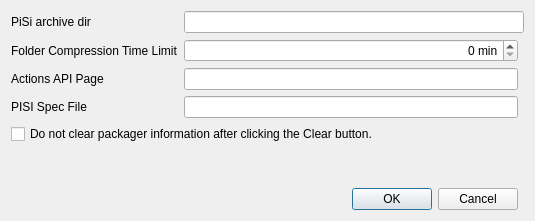
Old version of the form configurationdialog.ui in the repository huseyinkozan/PiSiDo.
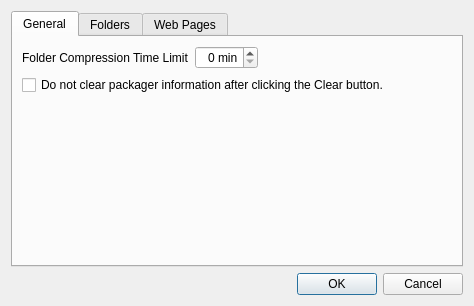
New version of the form.

Commit message: Some UI changes. Redesign Configuration Dialog. Added History tab. Added all supported Licenses. License, IsA, PartOf ComboBox values loading from resource file rather than embedding ui file. Correct some GUI object name. Pspec import process preperation.

```diff
--- a/configurationdialog.ui
+++ b/configurationdialog.ui
@@ -6,55 +6,32 @@
    <rect>
     <x>0</x>
     <y>0</y>
-    <width>535</width>
-    <height>221</height>
+    <width>474</width>
+    <height>306</height>
    </rect>
   </property>
   <property name="windowTitle">
    <string>Configuration</string>
   </property>
+  <layout class="QVBoxLayout" name="verticalLayout">
+   <item>
+    <widget class="QTabWidget" name="tabWidget">
+     <property name="currentIndex">
+      <number>0</number>
+     </property>
+     <widget class="QWidget" name="tab_1">
+      <attribute name="title">
+       <string>General</string>
+      </attribute>
   <layout class="QGridLayout" name="gridLayout">
    <item row="0" column="0">
-    <widget class="QLabel" name="lbl_pisi_archive_dir">
-     <property name="text">
-      <string>PiSi archive dir</string>
-     </property>
-    </widget>
-   </item>
-   <item row="0" column="1" colspan="2">
-    <widget class="QLineEdit" name="le_pisi_archive_dir"/>
-   </item>
-   <item row="6" column="0" colspan="2">
-    <widget class="QDialogButtonBox" name="buttonBox">
-     <property name="orientation">
-      <enum>Qt::Horizontal</enum>
-     </property>
-     <property name="standardButtons">
-      <set>QDialogButtonBox::Cancel|QDialogButtonBox::Ok</set>
-     </property>
-    </widget>
-   </item>
-   <item row="5" column="1">
-    <spacer name="verticalSpacer">
-     <property name="orientation">
-      <enum>Qt::Vertical</enum>
-     </property>
-     <property name="sizeHint" stdset="0">
-      <size>
-       <width>20</width>
-       <height>40</height>
-      </size>
-     </property>
-    </spacer>
-   </item>
-   <item row="1" column="0">
     <widget class="QLabel" name="lbl_folder_comp_time_limit">
      <property name="text">
       <string>Folder Compression Time Limit</string>
      </property>
     </widget>
    </item>
-   <item row="1" column="1">
+       <item row="0" column="1">
     <widget class="QSpinBox" name="sb_folder_comp_time_limit">
      <property name="alignment">
       <set>Qt::AlignRight|Qt::AlignTrailing|Qt::AlignVCenter</set>
@@ -64,30 +41,120 @@
      </property>
     </widget>
    </item>
+       <item row="1" column="0" colspan="3">
+        <widget class="QCheckBox" name="chk_not_clear_packager">
+         <property name="text">
+          <string>Do not clear packager information after clicking the Clear button.</string>
+         </property>
+        </widget>
+       </item>
    <item row="2" column="0">
+        <spacer name="verticalSpacer">
+         <property name="orientation">
+          <enum>Qt::Vertical</enum>
+         </property>
+         <property name="sizeHint" stdset="0">
+          <size>
+           <width>20</width>
+           <height>40</height>
+          </size>
+         </property>
+        </spacer>
+       </item>
+       <item row="0" column="2">
+        <spacer name="horizontalSpacer">
+         <property name="orientation">
+          <enum>Qt::Horizontal</enum>
+         </property>
+         <property name="sizeHint" stdset="0">
+          <size>
+           <width>40</width>
+           <height>20</height>
+          </size>
+         </property>
+        </spacer>
+       </item>
+      </layout>
+     </widget>
+     <widget class="QWidget" name="tab_2">
+      <attribute name="title">
+       <string>Folders</string>
+      </attribute>
+      <layout class="QGridLayout" name="gridLayout_2">
+       <item row="0" column="0">
+        <widget class="QLabel" name="lbl_pisi_archive_dir">
+         <property name="text">
+          <string>PiSi archive dir</string>
+         </property>
+        </widget>
+       </item>
+       <item row="0" column="1">
+        <widget class="QLineEdit" name="le_pisi_archive_dir"/>
+       </item>
+       <item row="1" column="0">
+        <spacer name="verticalSpacer_2">
+         <property name="orientation">
+          <enum>Qt::Vertical</enum>
+         </property>
+         <property name="sizeHint" stdset="0">
+          <size>
+           <width>20</width>
+           <height>40</height>
+          </size>
+         </property>
+        </spacer>
+       </item>
+      </layout>
+     </widget>
+     <widget class="QWidget" name="tab_3">
+      <attribute name="title">
+       <string>Web Pages</string>
+      </attribute>
+      <layout class="QGridLayout" name="gridLayout_3">
+       <item row="0" column="0">
     <widget class="QLabel" name="lbl_action_api_page">
      <property name="text">
       <string>Actions API Page</string>
      </property>
     </widget>
    </item>
-   <item row="2" column="1">
+       <item row="0" column="1">
     <widget class="QLineEdit" name="le_action_api_page"/>
    </item>
-   <item row="3" column="0">
+       <item row="1" column="0">
     <widget class="QLabel" name="lbl_pisi_spec">
      <property name="text">
       <string>PISI Spec File</string>
      </property>
     </widget>
    </item>
-   <item row="3" column="1">
+       <item row="1" column="1">
     <widget class="QLineEdit" name="le_pisi_spec"/>
    </item>
-   <item row="4" column="0" colspan="2">
-    <widget class="QCheckBox" name="chk_not_clear_packager">
-     <property name="text">
-      <string>Do not clear packager information after clicking the Clear button.</string>
+       <item row="2" column="0">
+        <spacer name="verticalSpacer_3">
+         <property name="orientation">
+          <enum>Qt::Vertical</enum>
+         </property>
+         <property name="sizeHint" stdset="0">
+          <size>
+           <width>20</width>
+           <height>40</height>
+          </size>
+         </property>
+        </spacer>
+       </item>
+      </layout>
+     </widget>
+    </widget>
+   </item>
+   <item>
+    <widget class="QDialogButtonBox" name="buttonBox">
+     <property name="orientation">
+      <enum>Qt::Horizontal</enum>
+     </property>
+     <property name="standardButtons">
+      <set>QDialogButtonBox::Cancel|QDialogButtonBox::Ok</set>
      </property>
     </widget>
    </item>
```
Lines whose indentation alone changed are shown as unchanged. The commit also changes 4 other files.
